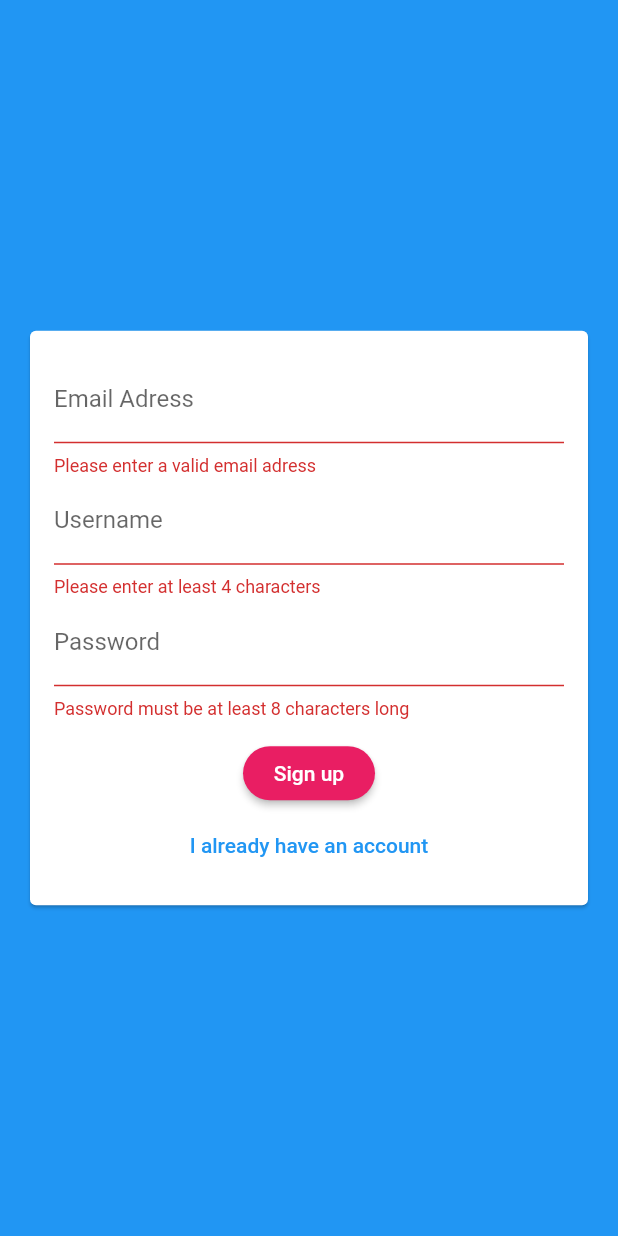
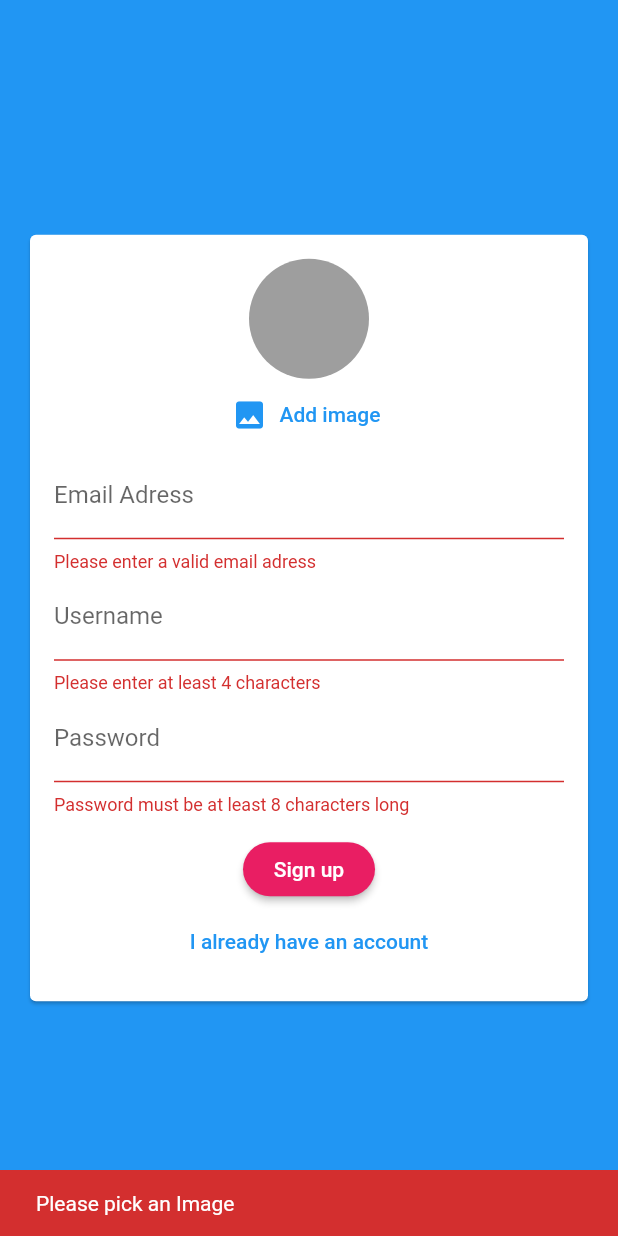
Before and after one commit to alinpahontu2912/flutter_chat_app, a Flutter app: the screen it shows after launch, after a tap on "Sign up", on a phone screen of 412 x 824 dp. Run offline on Flutter 3.47's test engine with Material 2 defaults, Android fonts, the phone set to English and light mode, and no system bars; our stand-ins replace cloud_firestore, firebase_auth, firebase_storage, image_picker; accounts and stored records are empty.

Commit message:
included firebase storage to keep user image

```diff
--- /dev/null
+++ b/lib/pickers/user_image_picker.dart
@@ -0,0 +1,49 @@
+import 'dart:io';
+
+import 'package:flutter/material.dart';
+import 'package:image_picker/image_picker.dart';
+
+class UserImagePicker extends StatefulWidget {
+  final void Function(File pickedImage) imagePickFn;
+
+  UserImagePicker(this.imagePickFn);
+
+  @override
+  _UserImagePickerState createState() => _UserImagePickerState();
+}
+
+class _UserImagePickerState extends State<UserImagePicker> {
+  File _pickedImage;
+
+  void _pickImage() async {
+    final pickedImageFile = await ImagePicker.pickImage(
+        source: ImageSource.camera,
+        imageQuality: 40,
+        maxWidth: 150,
+        maxHeight: 150);
+    setState(() {
+      _pickedImage = pickedImageFile;
+    });
+    widget.imagePickFn(pickedImageFile);
+  }
+
+  @override
+  Widget build(BuildContext context) {
+    return Column(
+      children: [
+        CircleAvatar(
+          radius: 40,
+          backgroundColor: Colors.grey,
+          backgroundImage:
+              _pickedImage == null ? null : FileImage(_pickedImage),
+        ),
+        FlatButton.icon(
+          onPressed: _pickImage,
+          icon: Icon(Icons.image),
+          label: Text('Add image'),
+          textColor: Theme.of(context).primaryColor,
+        ),
+      ],
+    );
+  }
+}
--- a/lib/screens/auth_screen.dart
+++ b/lib/screens/auth_screen.dart
@@ -1,5 +1,8 @@
+import 'dart:io';
+
 import 'package:cloud_firestore/cloud_firestore.dart';
 import 'package:firebase_auth/firebase_auth.dart';
+import 'package:firebase_storage/firebase_storage.dart';
 import 'package:flutter/material.dart';
 import 'package:flutter/services.dart';
 import '/widgets/auth_form.dart';
@@ -14,7 +17,7 @@ class _AuthenticationScreenState extends State<AuthenticationScreen> {
   var isLoading = false;
 
   void _submitAuthForm(String email, String password, String username,
-      bool isLogin, BuildContext context) async {
+      bool isLogin, BuildContext context, File image) async {
     AuthResult authResult;
     try {
       setState(() {
@@ -26,19 +29,29 @@ class _AuthenticationScreenState extends State<AuthenticationScreen> {
       } else {
         authResult = await _auth.createUserWithEmailAndPassword(
             email: email, password: password);
+
+        final ref = FirebaseStorage.instance
+            .ref()
+            .child('user_image')
+            .child(authResult.user.uid + '.jpg');
+        await ref.putFile(image).onComplete;
+
+        final url = await ref.getDownloadURL();
+
         await Firestore.instance
             .collection('users')
             .document(authResult.user.uid)
             .setData({
           'username': username,
           'email': email,
+          'image_url': url,
         });
         setState(() {
           isLoading = false;
         });
       }
     } on PlatformException catch (err) {
-      var message = 'An error occured, check your credentils';
+      var message = 'An error occurred, check your credentials';
       if (err.message != null) {
         message = err.message;
         Scaffold.of(context).showSnackBar(SnackBar(
--- a/lib/widgets/auth_form.dart
+++ b/lib/widgets/auth_form.dart
@@ -1,11 +1,14 @@
+import 'dart:io';
+
 import 'package:flutter/material.dart';
+import 'package:my_chat_app/pickers/user_image_picker.dart';
 
 class AuthForm extends StatefulWidget {
   AuthForm(this.submitFn, this.isLoading);
 
   final bool isLoading;
   final void Function(String emil, String password, String username,
-      bool isLogin, BuildContext context) submitFn;
+      bool isLogin, BuildContext context, File image) submitFn;
 
   @override
   State<StatefulWidget> createState() => _AuthFormState();
@@ -17,20 +20,30 @@ class _AuthFormState extends State<AuthForm> {
   var _userEmail = '';
   var _userName = '';
   var _userPassword = '';
+  File _userImageFile;
+
+  void _pickedImage(File pickedImage) {
+    _userImageFile = pickedImage;
+  }
 
   void _trySubmit() {
     final isValid = _formKey.currentState.validate();
     FocusScope.of(context).unfocus();
 
+    if (_userImageFile == null) {
+      Scaffold.of(context).showSnackBar(
+        SnackBar(
+          content: Text('Please pick an Image'),
+          backgroundColor: Theme.of(context).errorColor,
+        ),
+      );
+      return;
+    }
+
     if (isValid) {
-      print('AAAAAAAAAAAAA');
-      print(_userEmail);
-      print(_userPassword);
       _formKey.currentState.save();
-      widget.submitFn(
-          _userEmail.trim(), _userPassword, _userName, isLogin, context);
-    } else {
-      print('CEVASVDASVDASF');
+      widget.submitFn(_userEmail.trim(), _userPassword, _userName, isLogin,
+          context, _userImageFile);
     }
   }
 
@@ -47,6 +60,7 @@ class _AuthFormState extends State<AuthForm> {
               child: Column(
                 mainAxisSize: MainAxisSize.min,
                 children: [
+                  if (isLogin == false) UserImagePicker(_pickedImage),
                   TextFormField(
                     key: ValueKey('email'),
                     validator: (value) {
--- a/pubspec.yaml
+++ b/pubspec.yaml
@@ -30,6 +30,8 @@ dependencies:
   cupertino_icons: ^1.0.1
   cloud_firestore: ^0.13.5
   firebase_auth: ^0.16.0
+  image_picker: ^0.6.5+3
+  firebase_storage: ^3.1.5
 
 dev_dependencies:
   flutter_test:
```
Also changed, not shown: lib/widgets/message_bubble.dart (+30 -9 lines), lib/widgets/messages.dart (+17 -3 lines), lib/widgets/new_message.dart (+13 -5 lines), pubspec.lock.
